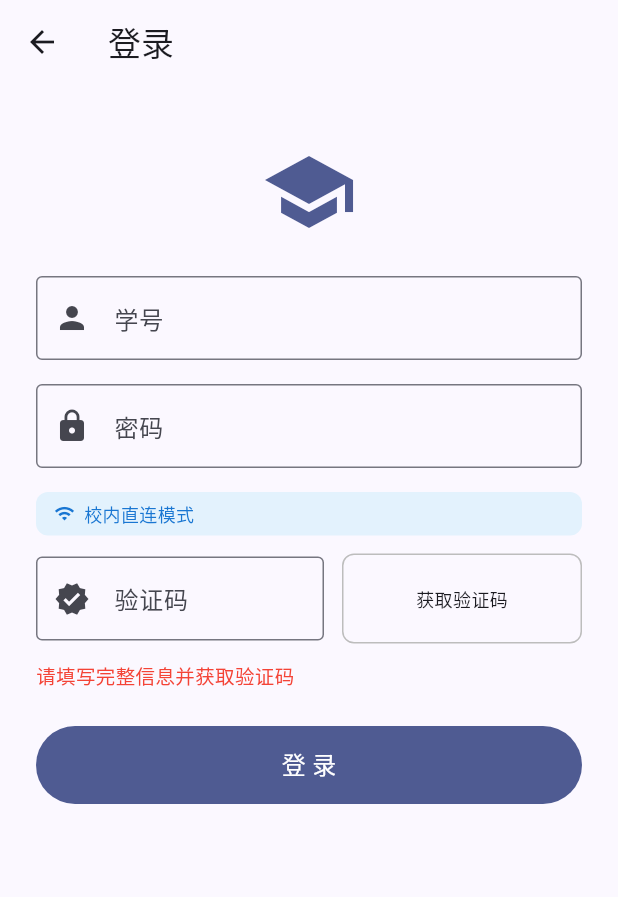
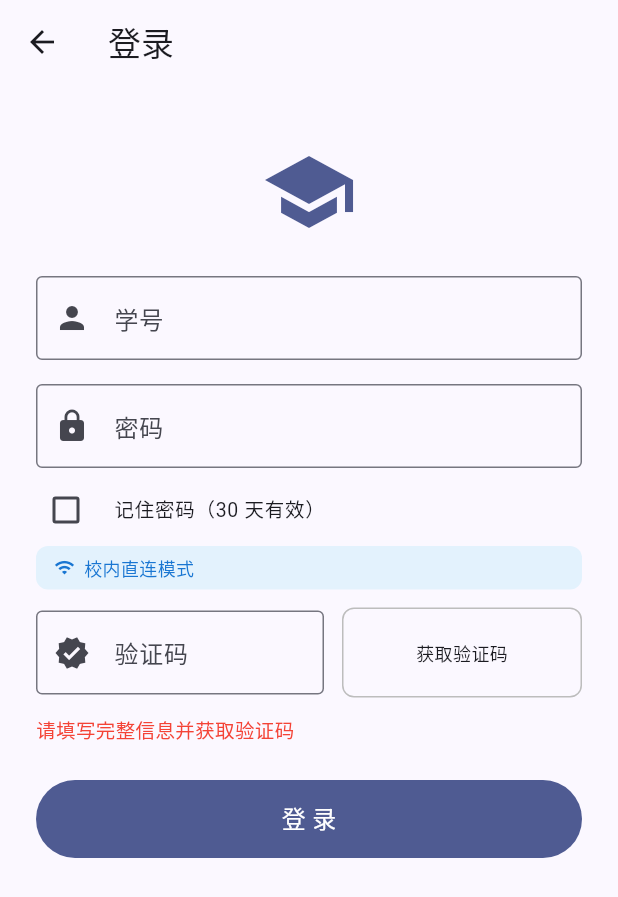
Before and after one commit to chenzhuoxi/GDUST_timetable_full, a Flutter app: the screen it shows after launch, after a tap on "获取验证码", after a tap on "登 录", on a phone screen of 412 x 824 dp. Shown: the top 897 px of the screen. Run offline on Flutter 3.47's test engine with Material 3 defaults, Android fonts, the phone set to English and light mode, and no system bars; our stand-ins replace file_picker, shared_preferences; missing offline and left inert: home_widget; network calls fail.

Commit message:
fix: 同步按钮token过期保护 + 确认对话框 + 记住密码(30天) + 验证码焦点转移

```diff
--- a/lib/screens/login_screen.dart
+++ b/lib/screens/login_screen.dart
@@ -1,6 +1,7 @@
 import 'dart:convert';
 import 'dart:typed_data';
 import 'package:flutter/material.dart';
+import 'package:shared_preferences/shared_preferences.dart';
 import '../services/auth_service.dart';
 
 class LoginScreen extends StatefulWidget {
@@ -14,19 +15,52 @@ class _LoginScreenState extends State<LoginScreen> {
   final _jobCtrl = TextEditingController();
   final _pwdCtrl = TextEditingController();
   final _codeCtrl = TextEditingController();
+  final _codeFocusNode = FocusNode();
 
   String? _uuid;
   Uint8List? _captchaBytes;
   bool _loadingCode = false;
   bool _loggingIn = false;
+  bool _rememberPwd = false;
   String? _error;
 
   @override
   void initState() {
     super.initState();
-    AuthService.getJobNumber().then((j) {
-      if (j != null && j.isNotEmpty) _jobCtrl.text = j;
-    });
+    _loadSavedInfo();
+  }
+
+  Future<void> _loadSavedInfo() async {
+    final prefs = await SharedPreferences.getInstance();
+    final jobNumber = prefs.getString('job_number');
+    if (jobNumber != null && jobNumber.isNotEmpty) {
+      _jobCtrl.text = jobNumber;
+    }
+    // 检查保存的密码是否在 30 天内
+    final savedPwd = prefs.getString('saved_password');
+    final savedAt = prefs.getString('password_saved_at');
+    if (savedPwd != null && savedAt != null) {
+      final savedTime = DateTime.tryParse(savedAt);
+      if (savedTime != null && DateTime.now().difference(savedTime).inDays <= 30) {
+        _pwdCtrl.text = savedPwd;
+        setState(() => _rememberPwd = true);
+      } else {
+        // 超过 30 天，清除
+        await prefs.remove('saved_password');
+        await prefs.remove('password_saved_at');
+      }
+    }
+  }
+
+  Future<void> _savePasswordIfNeeded() async {
+    final prefs = await SharedPreferences.getInstance();
+    if (_rememberPwd) {
+      await prefs.setString('saved_password', _pwdCtrl.text);
+      await prefs.setString('password_saved_at', DateTime.now().toIso8601String());
+    } else {
+      await prefs.remove('saved_password');
+      await prefs.remove('password_saved_at');
+    }
   }
 
   @override
@@ -34,6 +68,7 @@ class _LoginScreenState extends State<LoginScreen> {
     _jobCtrl.dispose();
     _pwdCtrl.dispose();
     _codeCtrl.dispose();
+    _codeFocusNode.dispose();
     super.dispose();
   }
 
@@ -45,6 +80,10 @@ class _LoginScreenState extends State<LoginScreen> {
       final b64 = result['codeUrl']!;
       final pure = b64.contains(',') ? b64.split(',').last : b64;
       setState(() { _captchaBytes = base64.decode(pure); });
+      // 获取验证码后自动聚焦到验证码输入框
+      if (mounted) {
+        FocusScope.of(context).requestFocus(_codeFocusNode);
+      }
     } catch (e) {
       setState(() { _error = '获取验证码失败: $e'; });
     } finally {
@@ -80,6 +119,7 @@ class _LoginScreenState extends State<LoginScreen> {
       );
       final result = await AuthService.exchangeToken(tgc);
       await AuthService.saveLogin(result.token, jobNumber: _jobCtrl.text.trim());
+      await _savePasswordIfNeeded();
       if (mounted) Navigator.pop(context, true);
     } catch (e) {
       setState(() { _error = _friendlyError(e); });
@@ -124,7 +164,19 @@ class _LoginScreenState extends State<LoginScreen> {
               ),
               obscureText: true,
             ),
-            const SizedBox(height: 16),
+            const SizedBox(height: 8),
+
+            // 记住密码
+            CheckboxListTile(
+              value: _rememberPwd,
+              onChanged: (v) => setState(() => _rememberPwd = v ?? false),
+              title: const Text('记住密码（30 天有效）', style: TextStyle(fontSize: 13)),
+              contentPadding: EdgeInsets.zero,
+              dense: true,
+              controlAffinity: ListTileControlAffinity.leading,
+              visualDensity: VisualDensity.compact,
+            ),
+            const SizedBox(height: 4),
 
             // 校内直连模式提示
             Container(
@@ -150,6 +202,7 @@ class _LoginScreenState extends State<LoginScreen> {
                 Expanded(
                   child: TextField(
                     controller: _codeCtrl,
+                    focusNode: _codeFocusNode,
                     decoration: const InputDecoration(
                       labelText: '验证码',
                       prefixIcon: Icon(Icons.verified),
```
Also changed, not shown: lib/main.dart (+45 -1 lines), 1 other file.
